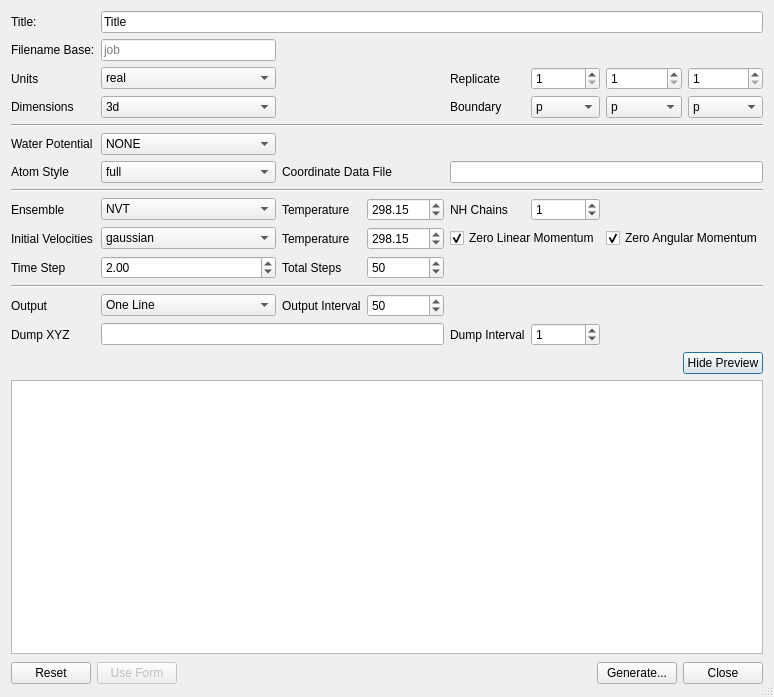
Qt form avogadro/qtplugins/lammpsinput/lammpsinputdialog.ui (OpenChemistry/avogadrolibs) before a commit.
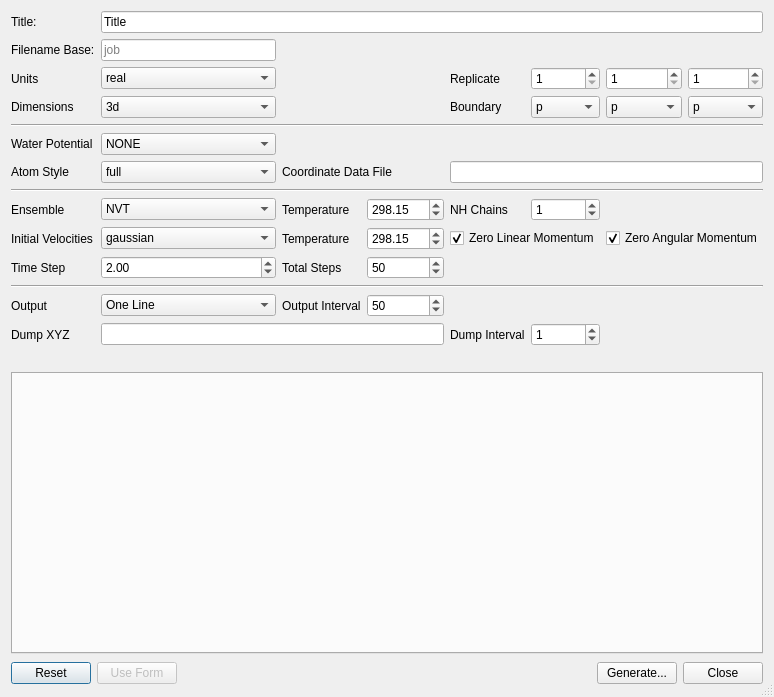
The same form after that commit.

Commit message: Adding tabs for job script and molecule preview

Patch:
```diff
--- a/avogadro/qtplugins/lammpsinput/lammpsinputdialog.ui
+++ b/avogadro/qtplugins/lammpsinput/lammpsinputdialog.ui
@@ -895,44 +895,15 @@
        </property>
       </spacer>
      </item>
-     <item>
-      <widget class="QPushButton" name="moreButton">
-       <property name="sizePolicy">
-        <sizepolicy hsizetype="Fixed" vsizetype="Fixed">
-         <horstretch>0</horstretch>
-         <verstretch>0</verstretch>
-        </sizepolicy>
-       </property>
-       <property name="text">
-        <string>Hide Preview</string>
-       </property>
-      </widget>
-     </item>
     </layout>
    </item>
    <item>
-    <widget class="QTextEdit" name="previewText">
-     <property name="enabled">
-      <bool>true</bool>
-     </property>
-     <property name="font">
-      <font>
-       <family>Monospace</family>
-       <pointsize>12</pointsize>
-      </font>
-     </property>
-     <property name="readOnly">
-      <bool>false</bool>
-     </property>
-     <property name="html">
-      <string>&lt;!DOCTYPE HTML PUBLIC &quot;-//W3C//DTD HTML 4.0//EN&quot; &quot;http://www.w3.org/TR/REC-html40/strict.dtd&quot;&gt;
-&lt;html&gt;&lt;head&gt;&lt;meta name=&quot;qrichtext&quot; content=&quot;1&quot; /&gt;&lt;style type=&quot;text/css&quot;&gt;
-p, li { white-space: pre-wrap; }
-&lt;/style&gt;&lt;/head&gt;&lt;body style=&quot; font-family:'Monospace'; font-size:12pt; font-weight:400; font-style:normal;&quot;&gt;
-&lt;p style=&quot;-qt-paragraph-type:empty; margin-top:0px; margin-bottom:0px; margin-left:0px; margin-right:0px; -qt-block-indent:0; text-indent:0px; font-family:'Courier New,courier'; font-size:10pt;&quot;&gt;&lt;/p&gt;&lt;/body&gt;&lt;/html&gt;</string>
-     </property>
-     <property name="acceptRichText">
-      <bool>false</bool>
+    <widget class="QTabWidget" name="tabWidget">
+     <property name="sizePolicy">
+      <sizepolicy hsizetype="Expanding" vsizetype="Expanding">
+       <horstretch>0</horstretch>
+       <verstretch>0</verstretch>
+      </sizepolicy>
      </property>
     </widget>
    </item>
```
The commit also changes 3 other files.
